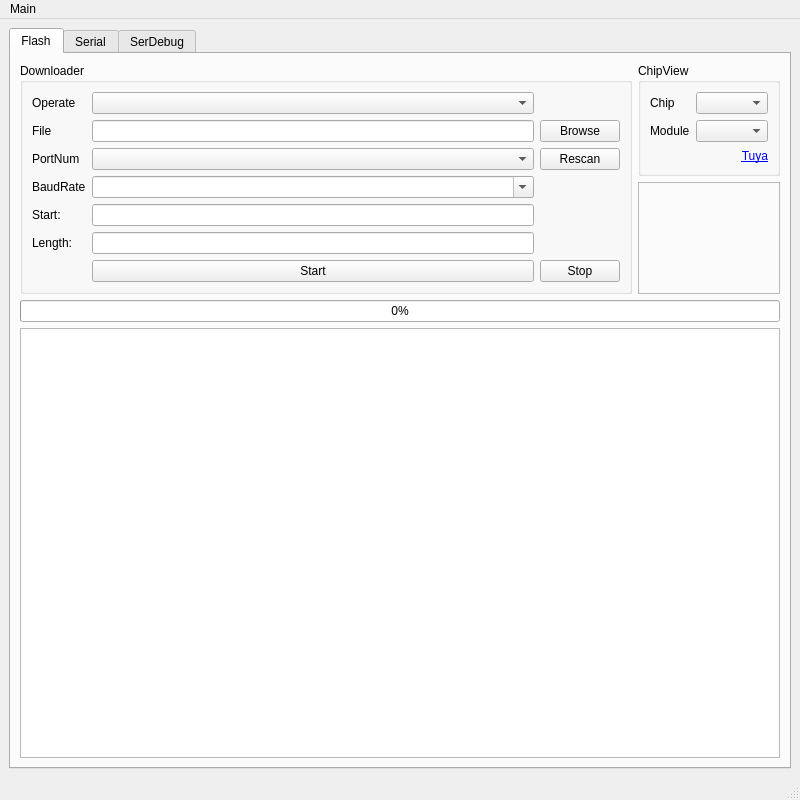
Qt form tyutool/gui/ui_main.ui (tuya/tyutool) before a commit.
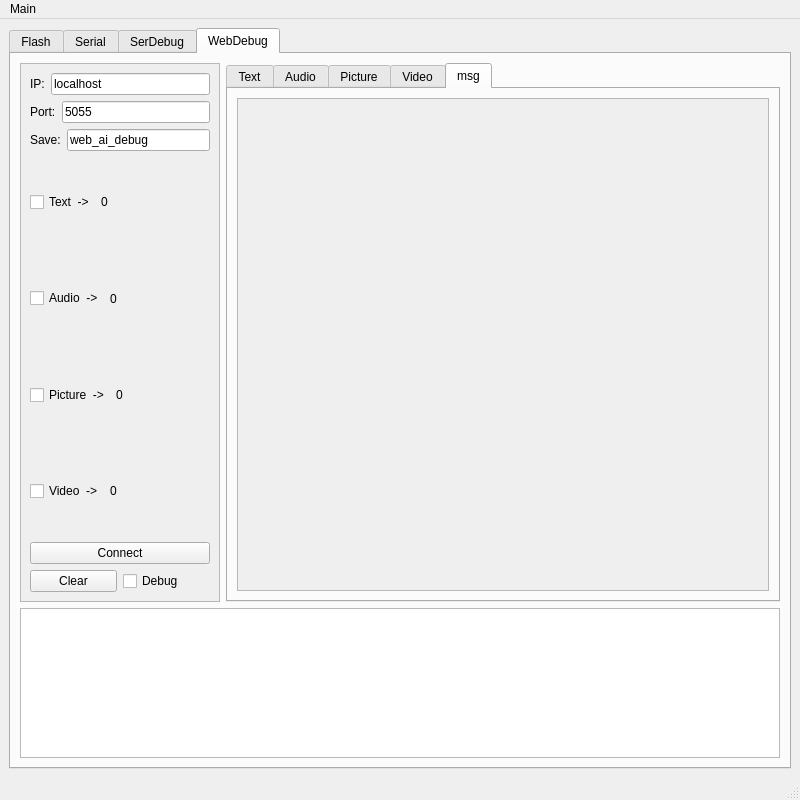
The same form after that commit. The open tabs and pages were chosen to show the change.

Commit message:
Web debug gui (#20)
* fix web event_data

* add '\n'

* web gui init

* web ui packet show

* web ui count and cache

* save audio stream - init

* save audio stream - save dir

* save audio stream - done

* save audio stream - stream_id

* cli play sound

* save audio stream - player

* fix: dist pyogg lib - 4118fc40067eb475468726c6bccf1242abfc24fc

* fix: write end align 500000

* version: 2.1.0

---------

Patch:
```diff
--- a/tyutool/gui/ui_main.ui
+++ b/tyutool/gui/ui_main.ui
@@ -1034,6 +1034,385 @@
         </item>
        </layout>
       </widget>
+      <widget class="QWidget" name="tabWebDebug">
+       <attribute name="title">
+        <string>WebDebug</string>
+       </attribute>
+       <layout class="QVBoxLayout" name="verticalLayout_15">
+        <item>
+         <layout class="QVBoxLayout" name="verticalLayout_17">
+          <item>
+           <layout class="QHBoxLayout" name="horizontalLayout_31">
+            <item>
+             <widget class="QScrollArea" name="scrollArea_2">
+              <property name="sizePolicy">
+               <sizepolicy hsizetype="Minimum" vsizetype="Expanding">
+                <horstretch>0</horstretch>
+                <verstretch>0</verstretch>
+               </sizepolicy>
+              </property>
+              <property name="minimumSize">
+               <size>
+                <width>200</width>
+                <height>0</height>
+               </size>
+              </property>
+              <property name="maximumSize">
+               <size>
+                <width>16777215</width>
+                <height>16777215</height>
+               </size>
+              </property>
+              <property name="widgetResizable">
+               <bool>true</bool>
+              </property>
+              <widget class="QWidget" name="scrollAreaWidgetContents_2">
+               <property name="geometry">
+                <rect>
+                 <x>0</x>
+                 <y>0</y>
+                 <width>203</width>
+                 <height>524</height>
+                </rect>
+               </property>
+               <layout class="QVBoxLayout" name="verticalLayout_18">
+                <item>
+                 <layout class="QHBoxLayout" name="horizontalLayout_32">
+                  <item>
+                   <widget class="QLabel" name="label">
+                    <property name="text">
+                     <string>IP:</string>
+                    </property>
+                   </widget>
+                  </item>
+                  <item>
+                   <widget class="QLineEdit" name="lineEditWDIP">
+                    <property name="text">
+                     <string>localhost</string>
+                    </property>
+                   </widget>
+                  </item>
+                 </layout>
+                </item>
+                <item>
+                 <layout class="QHBoxLayout" name="horizontalLayout_33">
+                  <item>
+                   <widget class="QLabel" name="label_2">
+                    <property name="text">
+                     <string>Port:</string>
+                    </property>
+                   </widget>
+                  </item>
+                  <item>
+                   <widget class="QLineEdit" name="lineEditWDPort">
+                    <property name="text">
+                     <string>5055</string>
+                    </property>
+                   </widget>
+                  </item>
+                 </layout>
+                </item>
+                <item>
+                 <layout class="QHBoxLayout" name="horizontalLayout_39">
+                  <item>
+                   <widget class="QLabel" name="label_4">
+                    <property name="text">
+                     <string>Save:</string>
+                    </property>
+                   </widget>
+                  </item>
+                  <item>
+                   <widget class="QLineEdit" name="lineEditWDSave">
+                    <property name="text">
+                     <string>web_ai_debug</string>
+                    </property>
+                   </widget>
+                  </item>
+                 </layout>
+                </item>
+                <item>
+                 <layout class="QHBoxLayout" name="horizontalLayout_34">
+                  <item>
+                   <widget class="QCheckBox" name="checkBoxWDText">
+                    <property name="sizePolicy">
+                     <sizepolicy hsizetype="Fixed" vsizetype="Fixed">
+                      <horstretch>0</horstretch>
+                      <verstretch>0</verstretch>
+                     </sizepolicy>
+                    </property>
+                    <property name="text">
+                     <string>Text  -&gt;</string>
+                    </property>
+                   </widget>
+                  </item>
+                  <item>
+                   <widget class="QLabel" name="labelWDTextCount">
+                    <property name="text">
+                     <string>0</string>
+                    </property>
+                   </widget>
+                  </item>
+                 </layout>
+                </item>
+                <item>
+                 <layout class="QHBoxLayout" name="horizontalLayout_35">
+                  <item>
+                   <widget class="QCheckBox" name="checkBoxWDAudio">
+                    <property name="sizePolicy">
+                     <sizepolicy hsizetype="Fixed" vsizetype="Fixed">
+                      <horstretch>0</horstretch>
+                      <verstretch>0</verstretch>
+                     </sizepolicy>
+                    </property>
+                    <property name="text">
+                     <string>Audio  -&gt;</string>
+                    </property>
+                   </widget>
+                  </item>
+                  <item>
+                   <widget class="QLabel" name="labelWDAudioCount">
+                    <property name="text">
+                     <string>0</string>
+                    </property>
+                   </widget>
+                  </item>
+                 </layout>
+                </item>
+                <item>
+                 <layout class="QHBoxLayout" name="horizontalLayout_36">
+                  <item>
+                   <widget class="QCheckBox" name="checkBoxWDPicture">
+                    <property name="sizePolicy">
+                     <sizepolicy hsizetype="Fixed" vsizetype="Fixed">
+                      <horstretch>0</horstretch>
+                      <verstretch>0</verstretch>
+                     </sizepolicy>
+                    </property>
+                    <property name="text">
+                     <string>Picture  -&gt;</string>
+                    </property>
+                   </widget>
+                  </item>
+                  <item>
+                   <widget class="QLabel" name="labelWDPictureCount">
+                    <property name="text">
+                     <string>0</string>
+                    </property>
+                   </widget>
+                  </item>
+                 </layout>
+                </item>
+                <item>
+                 <layout class="QHBoxLayout" name="horizontalLayout_37">
+                  <item>
+                   <widget class="QCheckBox" name="checkBoxWDVideo">
+                    <property name="sizePolicy">
+                     <sizepolicy hsizetype="Fixed" vsizetype="Fixed">
+                      <horstretch>0</horstretch>
+                      <verstretch>0</verstretch>
+                     </sizepolicy>
+                    </property>
+                    <property name="text">
+                     <string>Video  -&gt;</string>
+                    </property>
+                   </widget>
+                  </item>
+                  <item>
+                   <widget class="QLabel" name="labelWDVideoCount">
+                    <property name="text">
+                     <string>0</string>
+                    </property>
+                   </widget>
+                  </item>
+                 </layout>
+                </item>
+                <item>
+                 <layout class="QHBoxLayout" name="horizontalLayout_38">
+                  <item>
+                   <widget class="QPushButton" name="pushButtonWDConnect">
+                    <property name="text">
+                     <string>Connect</string>
+                    </property>
+                   </widget>
+                  </item>
+                 </layout>
+                </item>
+                <item>
+                 <layout class="QHBoxLayout" name="horizontalLayout_19">
+                  <item>
+                   <widget class="QPushButton" name="pushButtonWDClear">
+                    <property name="text">
+                     <string>Clear</string>
+                    </property>
+                   </widget>
+                  </item>
+                  <item>
+                   <widget class="QCheckBox" name="checkBoxWDDebug">
+                    <property name="text">
+                     <string>Debug</string>
+                    </property>
+                   </widget>
+                  </item>
+                 </layout>
+                </item>
+               </layout>
+              </widget>
+             </widget>
+            </item>
+            <item>
+             <widget class="QTabWidget" name="tabWidgetWD">
+              <property name="currentIndex">
+               <number>4</number>
+              </property>
+              <widget class="QWidget" name="tabWDText">
+               <attribute name="title">
+                <string>Text</string>
+               </attribute>
+               <layout class="QVBoxLayout" name="verticalLayout_10">
+                <item>
+                 <widget class="QScrollArea" name="scrollAreaWDText">
+                  <property name="widgetResizable">
+                   <bool>true</bool>
+                  </property>
+                  <widget class="QWidget" name="scrollAreaWidgetContentsWDText">
+                   <property name="geometry">
+                    <rect>
+                     <x>0</x>
+                     <y>0</y>
+                     <width>521</width>
+                     <height>474</height>
+                    </rect>
+                   </property>
+                   <layout class="QVBoxLayout" name="verticalLayout_22"/>
+                  </widget>
+                 </widget>
+                </item>
+               </layout>
+              </widget>
+              <widget class="QWidget" name="tabWDAudio">
+               <attribute name="title">
+                <string>Audio</string>
+               </attribute>
+               <layout class="QVBoxLayout" name="verticalLayout_19">
+                <item>
+                 <widget class="QScrollArea" name="scrollAreaWDAudio">
+                  <property name="widgetResizable">
+                   <bool>true</bool>
+                  </property>
+                  <widget class="QWidget" name="scrollAreaWidgetContentsWDAudio">
+                   <property name="geometry">
+                    <rect>
+                     <x>0</x>
+                     <y>0</y>
+                     <width>521</width>
+                     <height>474</height>
+                    </rect>
+                   </property>
+                   <layout class="QVBoxLayout" name="verticalLayout_23"/>
+                  </widget>
+                 </widget>
+                </item>
+               </layout>
+              </widget>
+              <widget class="QWidget" name="tabWDPicture">
+               <attribute name="title">
+                <string>Picture</string>
+               </attribute>
+               <layout class="QVBoxLayout" name="verticalLayout_20">
+                <item>
+                 <widget class="QScrollArea" name="scrollAreaWDPicture">
+                  <property name="widgetResizable">
+                   <bool>true</bool>
+                  </property>
+                  <widget class="QWidget" name="scrollAreaWidgetContentsWDPicture">
+                   <property name="geometry">
+                    <rect>
+                     <x>0</x>
+                     <y>0</y>
+                     <width>521</width>
+                     <height>474</height>
+                    </rect>
+                   </property>
+                   <layout class="QVBoxLayout" name="verticalLayout_24"/>
+                  </widget>
+                 </widget>
+                </item>
+               </layout>
+              </widget>
+              <widget class="QWidget" name="tabWDVideo">
+               <attribute name="title">
+                <string>Video</string>
+               </attribute>
+               <layout class="QVBoxLayout" name="verticalLayout_21">
+                <item>
+                 <widget class="QScrollArea" name="scrollAreaWDVideo">
+                  <property name="widgetResizable">
+                   <bool>true</bool>
+                  </property>
+                  <widget class="QWidget" name="scrollAreaWidgetContentsWDVideo">
+                   <property name="geometry">
+                    <rect>
+                     <x>0</x>
+                     <y>0</y>
+                     <width>521</width>
+                     <height>474</height>
+                    </rect>
+                   </property>
+                   <layout class="QVBoxLayout" name="verticalLayout_25"/>
+                  </widget>
+                 </widget>
+                </item>
+               </layout>
+              </widget>
+              <widget class="QWidget" name="tabWDMsg">
+               <attribute name="title">
+                <string>msg</string>
+               </attribute>
+               <layout class="QVBoxLayout" name="verticalLayout_26">
+                <item>
+                 <widget class="QScrollArea" name="scrollAreaWDMsg">
+                  <property name="widgetResizable">
+                   <bool>true</bool>
+                  </property>
+                  <widget class="QWidget" name="scrollAreaWidgetContentsWDMsg">
+                   <property name="geometry">
+                    <rect>
+                     <x>0</x>
+                     <y>0</y>
+                     <width>521</width>
+                     <height>474</height>
+                    </rect>
+                   </property>
+                   <layout class="QVBoxLayout" name="verticalLayout_27"/>
+                  </widget>
+                 </widget>
+                </item>
+               </layout>
+              </widget>
+             </widget>
+            </item>
+           </layout>
+          </item>
+          <item>
+           <widget class="QTextBrowser" name="textBrowserWD">
+            <property name="sizePolicy">
+             <sizepolicy hsizetype="Expanding" vsizetype="Maximum">
+              <horstretch>0</horstretch>
+              <verstretch>0</verstretch>
+             </sizepolicy>
+            </property>
+            <property name="maximumSize">
+             <size>
+              <width>16777215</width>
+              <height>150</height>
+             </size>
+            </property>
+           </widget>
+          </item>
+         </layout>
+        </item>
+       </layout>
+      </widget>
      </widget>
     </item>
    </layout>
```
Left out of the diff: 2 changed lines with no effect on the pictures. The commit also changes 117 other files.
